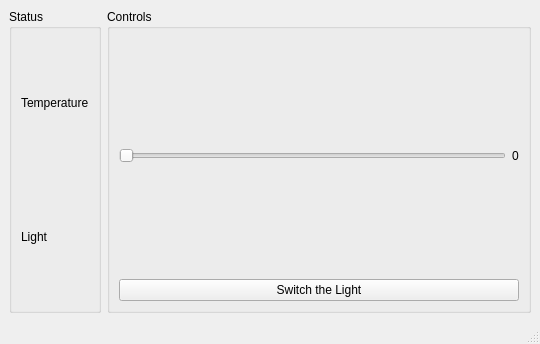
Qt form qt5_app/mainwindow.ui (ChatzigeorgiouGroup/OptoWorld) before a commit.
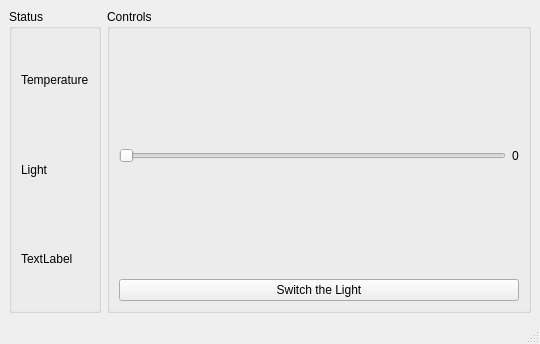
The same form after that commit.

Commit message: Fixed bug in reporting of lux value

What changed in the file:
```diff
--- a/qt5_app/mainwindow.ui
+++ b/qt5_app/mainwindow.ui
@@ -35,6 +35,13 @@
          </property>
         </widget>
        </item>
+       <item>
+        <widget class="QLabel" name="label_status_light_level">
+         <property name="text">
+          <string>TextLabel</string>
+         </property>
+        </widget>
+       </item>
       </layout>
      </widget>
     </item>
```
The commit also changes 2 other files.
